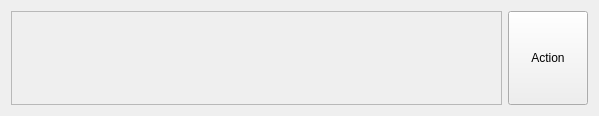
Before: the Qt Designer form pickme/ui/horizontal_button_bar_widget.ui in PiloeGAO/PickMe, drawn with Qt 5.
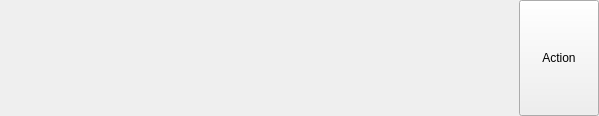
After: the same form once the commit is applied.

Commit message: FIX: Alignments of the widgets

```diff
--- a/pickme/ui/horizontal_button_bar_widget.ui
+++ b/pickme/ui/horizontal_button_bar_widget.ui
@@ -14,6 +14,18 @@
    <string>Form</string>
   </property>
   <layout class="QHBoxLayout" name="mainLayout">
+   <property name="leftMargin">
+    <number>0</number>
+   </property>
+   <property name="topMargin">
+    <number>0</number>
+   </property>
+   <property name="rightMargin">
+    <number>0</number>
+   </property>
+   <property name="bottomMargin">
+    <number>0</number>
+   </property>
    <item>
     <widget class="QScrollArea" name="buttonArrayWidget">
      <property name="sizePolicy">
@@ -22,6 +34,9 @@
        <verstretch>0</verstretch>
       </sizepolicy>
      </property>
+     <property name="frameShape">
+      <enum>QFrame::NoFrame</enum>
+     </property>
      <property name="verticalScrollBarPolicy">
       <enum>Qt::ScrollBarAlwaysOff</enum>
      </property>
@@ -39,8 +54,8 @@
        <rect>
         <x>0</x>
         <y>0</y>
-        <width>498</width>
-        <height>96</height>
+        <width>518</width>
+        <height>116</height>
        </rect>
       </property>
       <property name="sizePolicy">
```
The commit also changes 6 other files.
